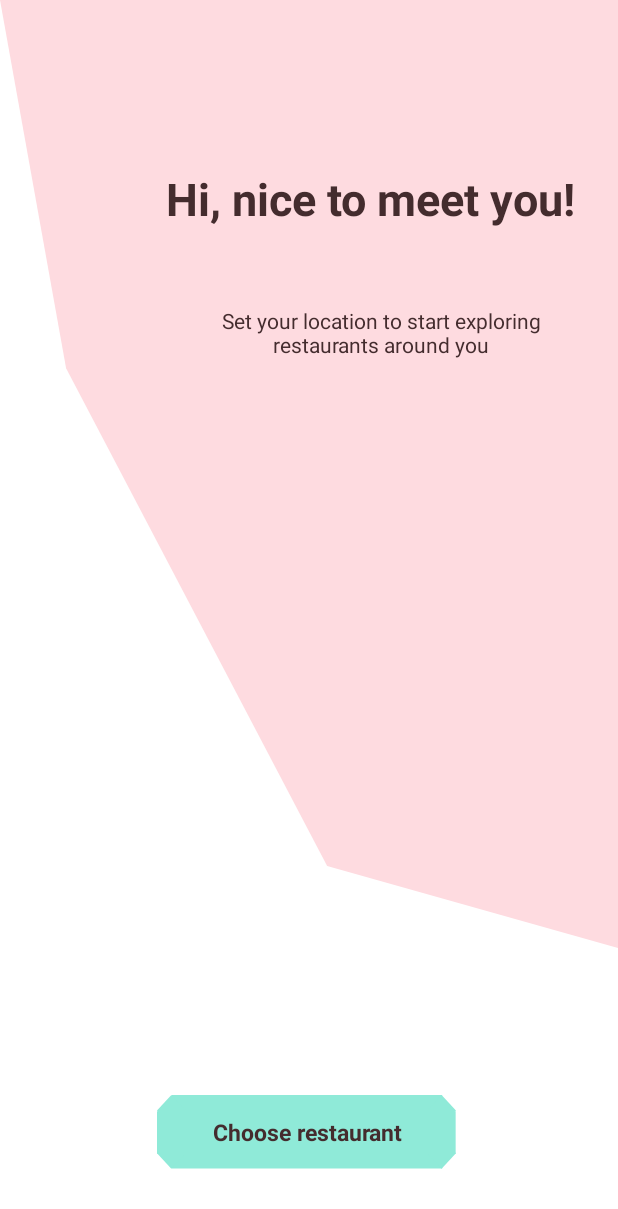
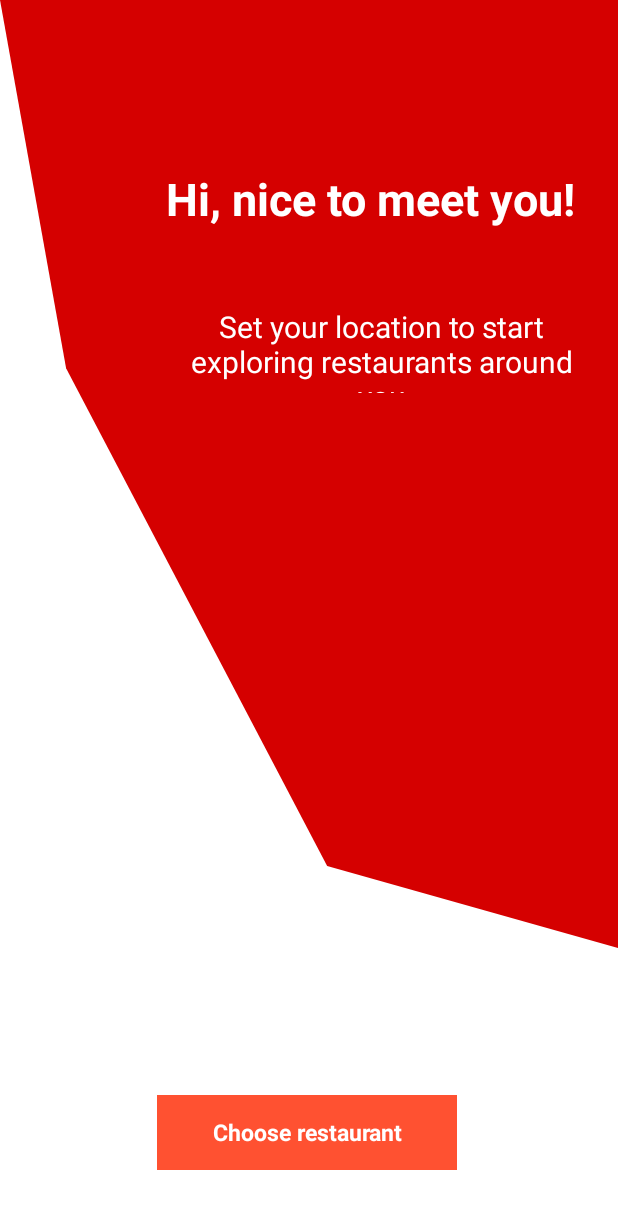
Before and after one commit to quoccuongpresent244/Food-ing, an Android app: the screen it shows after launch (HelloActivity), on a phone screen of 412 x 824 dp. Shown: the top 1209 px of the screen. Run offline under Robolectric (Android 15) with nearby library versions, the phone set to English and light mode, and no system bars.

Commit message:
change color

```diff
--- a/FINAL PROJECT/app/src/main/res/drawable/background_hello.xml
+++ b/FINAL PROJECT/app/src/main/res/drawable/background_hello.xml
@@ -8,5 +8,5 @@
       android:fillColor="#ffffff"/>
   <path
       android:pathData="M0,0H187V248.5L99,227L20,96.5L0,0Z"
-      android:fillColor="#FEDBE0"/>
+      android:fillColor="@color/primary"/>
 </vector>
--- a/FINAL PROJECT/app/src/main/res/drawable/button_custom_near_by.xml
+++ b/FINAL PROJECT/app/src/main/res/drawable/custom_nearby_button.xml
@@ -1,4 +1,5 @@
 <?xml version="1.0" encoding="utf-8"?>
 <shape xmlns:android="http://schemas.android.com/apk/res/android">
-<corners android:radius="10dp"/>/>
+    <corners android:radius="10dp"/>
+    <solid android:color="@color/primary_dark"/>
 </shape>
--- a/FINAL PROJECT/app/src/main/res/layout/activity_hello.xml
+++ b/FINAL PROJECT/app/src/main/res/layout/activity_hello.xml
@@ -14,7 +14,7 @@
         android:text="Hi, nice to meet you!"
         android:textSize="30dp"
         android:textStyle="bold"
-        android:textColor="@color/text"
+        android:textColor="@color/white"
         app:layout_constraintEnd_toEndOf="parent"
         app:layout_constraintHorizontal_bias="0.798"
         app:layout_constraintStart_toStartOf="parent"
@@ -24,13 +24,14 @@
         android:layout_width="260dp"
         android:layout_height="58dp"
         android:layout_gravity="center_horizontal"
-        android:textColor="@color/text"
+        android:textColor="@color/white"
         android:layout_marginStart="124dp"
         android:layout_marginTop="204dp"
         android:gravity="center_horizontal"
         android:text="Set your location to start exploring restaurants around you"
         app:layout_constraintStart_toStartOf="parent"
-        app:layout_constraintTop_toTopOf="parent" />
+        app:layout_constraintTop_toTopOf="parent"
+        android:textSize="20dp"/>
 
     <FrameLayout
         android:id="@+id/buttonBegin"
@@ -48,10 +49,11 @@
             android:layout_height="match_parent"
             android:text="Choose restaurant"
             android:textAlignment="center"
-            android:textColor="@color/text"
+            android:textColor="@color/white"
             android:textSize="15dp"
             android:textStyle="bold"
-            android:gravity="center"/>
+            android:gravity="center"
+            android:background="@color/primary_light"/>
     </FrameLayout>
 
 
--- a/FINAL PROJECT/app/src/main/res/layout/activity_main.xml
+++ b/FINAL PROJECT/app/src/main/res/layout/activity_main.xml
@@ -16,7 +16,7 @@
         <LinearLayout
             android:layout_width="match_parent"
             android:layout_height="60dp"
-            android:background="@color/primary"
+            android:background="@color/primary_dark"
             android:orientation="horizontal">
             <ImageView
                 android:id="@+id/menu_button"
--- a/FINAL PROJECT/app/src/main/res/values/colors.xml
+++ b/FINAL PROJECT/app/src/main/res/values/colors.xml
@@ -8,13 +8,22 @@
     <color name="black">#FF000000</color>
     <color name="white">#FFFFFFFF</color>
 
-    <color name="primary">#FEDBD0</color>
-    <color name="primary_light">#FFFFFF</color>
-    <color name="primary_dark">#caa99f</color>
+<!--    <color name="primary">#FEDBD0</color>-->
+<!--    <color name="primary_light">#FFFFFF</color>-->
+<!--    <color name="primary_dark">#caa99f</color>-->
 
-    <color name="secondary">#8fead8</color>
-    <color name="secondary_light">#c2ffff</color>
-    <color name="secondary_dark">#5db7a7</color>
+<!--    <color name="secondary">#8fead8</color>-->
+<!--    <color name="secondary_light">#c2ffff</color>-->
+<!--    <color name="secondary_dark">#5db7a7</color>-->
 
-    <color name="text">#442c2e</color>
+
+
+    <color name="primary">#d50000</color>
+    <color name="primary_light">#ff5131</color>
+    <color name="primary_dark">#9b0000</color>
+
+    <color name="secondary">#fafafa</color>
+    <color name="secondary_light">#ffffff</color>
+    <color name="secondary_dark">#c7c7c7</color>
+    <color name="text">#fafafa</color>
 </resources>
```
Also changed, not shown: FINAL PROJECT/app/src/main/res/layout/activity_maps.xml (+11 -7 lines), FINAL PROJECT/app/src/main/res/layout/item.xml (+5 -5 lines), FINAL PROJECT/app/src/main/res/drawable/bookmark_off.png, FINAL PROJECT/app/src/main/res/drawable/bookmark_on.png, FINAL PROJECT/app/src/main/res/drawable/discovery_off.png, FINAL PROJECT/app/src/main/res/drawable/discovery_on.png, FINAL PROJECT/app/src/main/res/drawable/food.png (added), FINAL PROJECT/app/src/main/res/drawable/home_off.png, FINAL PROJECT/app/src/main/res/drawable/home_on.png, FINAL PROJECT/app/src/main/res/drawable/nearby.png (added), FINAL PROJECT/app/src/main/res/drawable/openlist.png (added), FINAL PROJECT/app/src/main/res/drawable/profile_off.png, FINAL PROJECT/app/src/main/res/drawable/profile_on.png, 1 other file.
